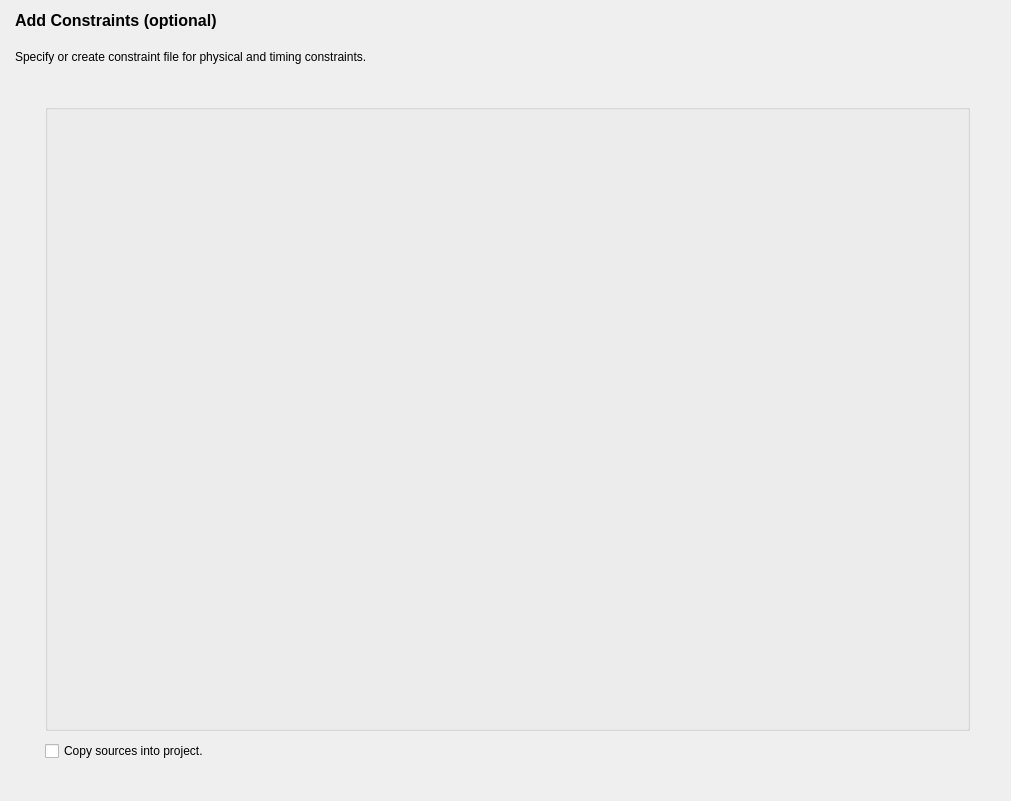
Qt form src/ProjNavigator/add_file_form.ui (os-fpga/FOEDAG) before a commit.
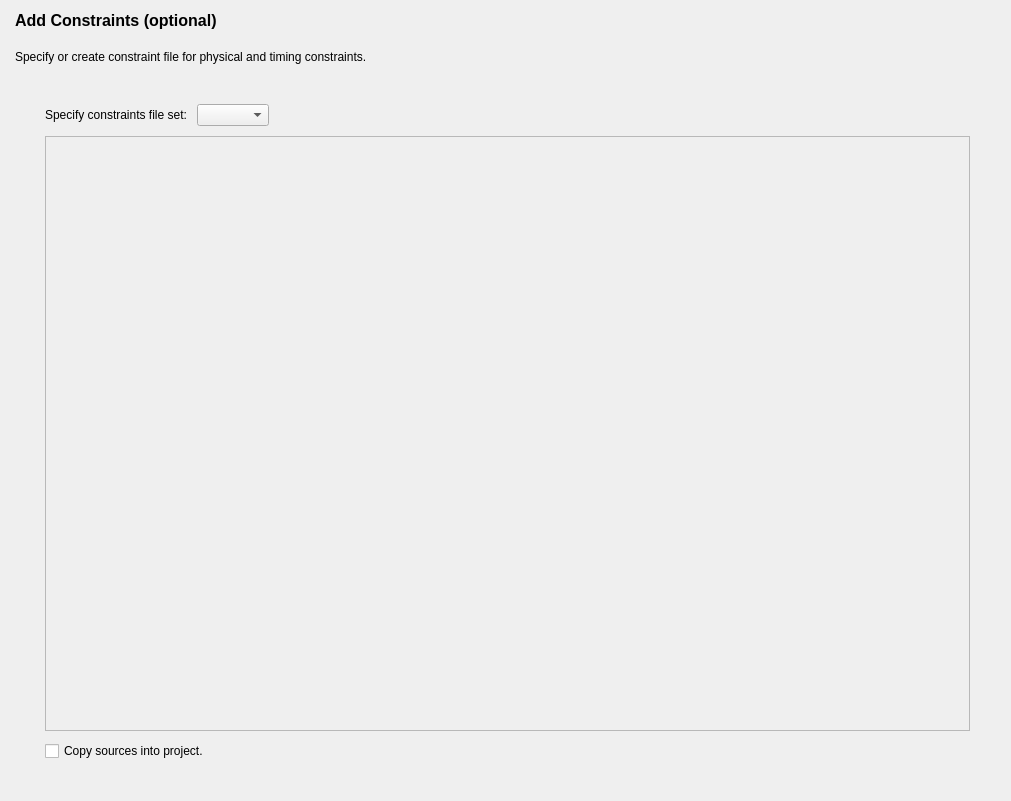
The same form after that commit.

What changed in the file:
```diff
--- a/src/ProjNavigator/add_file_form.ui
+++ b/src/ProjNavigator/add_file_form.ui
@@ -63,7 +63,7 @@
       <number>30</number>
      </property>
      <item>
-      <layout class="QVBoxLayout" name="verticalLayout" stretch="90,10">
+      <layout class="QVBoxLayout" name="verticalLayout" stretch="10,80,10">
        <property name="spacing">
         <number>10</number>
        </property>
@@ -77,9 +77,42 @@
         <number>25</number>
        </property>
        <item>
-        <widget class="QGroupBox" name="m_groupBox">
-         <property name="title">
-          <string/>
+        <layout class="QHBoxLayout" name="horizontalLayout">
+         <property name="spacing">
+          <number>10</number>
+         </property>
+         <item>
+          <widget class="QLabel" name="m_labelSets">
+           <property name="text">
+            <string>Specify constraints file set:</string>
+           </property>
+          </widget>
+         </item>
+         <item>
+          <widget class="QComboBox" name="m_comboBoxSets"/>
+         </item>
+         <item>
+          <spacer name="horizontalSpacer">
+           <property name="orientation">
+            <enum>Qt::Horizontal</enum>
+           </property>
+           <property name="sizeHint" stdset="0">
+            <size>
+             <width>40</width>
+             <height>20</height>
+            </size>
+           </property>
+          </spacer>
+         </item>
+        </layout>
+       </item>
+       <item>
+        <widget class="QFrame" name="m_frame">
+         <property name="frameShape">
+          <enum>QFrame::StyledPanel</enum>
+         </property>
+         <property name="frameShadow">
+          <enum>QFrame::Raised</enum>
          </property>
         </widget>
        </item>
```
